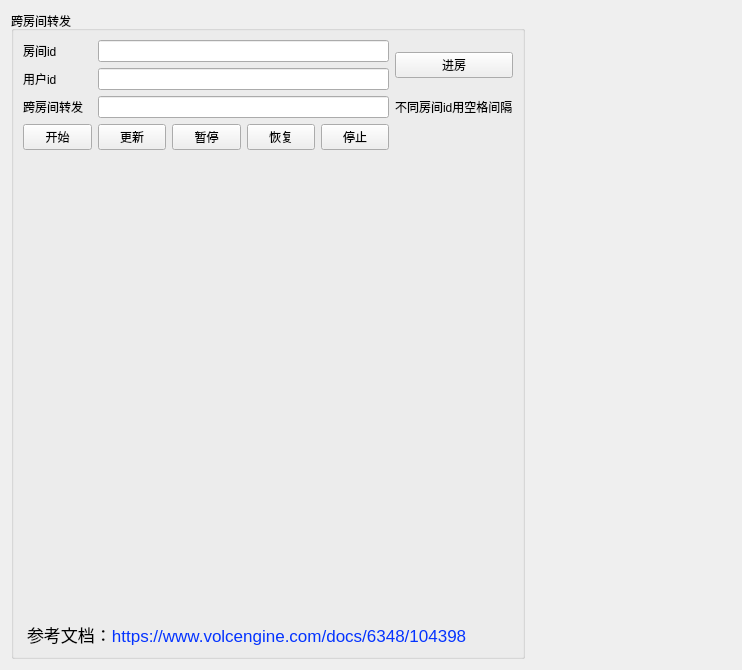
Above: Windows/src/Advanced/CrossRoomPK/CrossRoomPK.ui from volcengine/VolcEngineRTC before the change. Below: the same form after it.
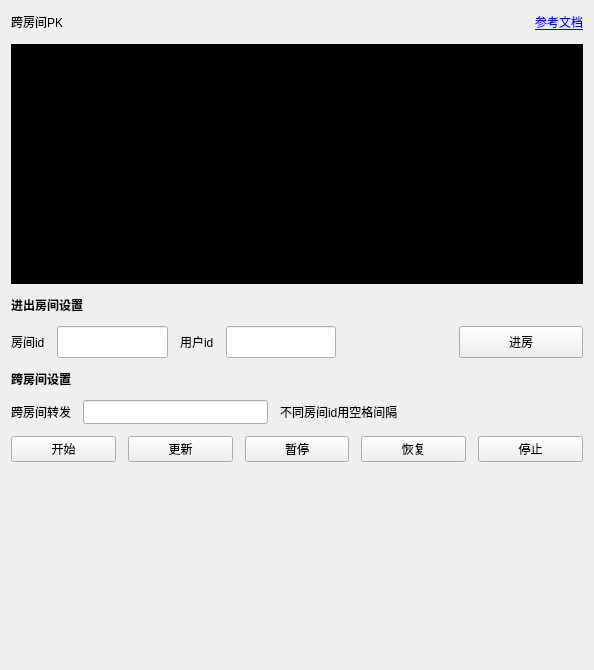
That is the form after the change. Icons and pictures are not drawn. Custom widgets are drawn as their Qt base class.

What changed in the file:
```diff
--- a/Windows/src/Advanced/CrossRoomPK/CrossRoomPK.ui
+++ b/Windows/src/Advanced/CrossRoomPK/CrossRoomPK.ui
@@ -6,127 +6,352 @@
    <rect>
     <x>0</x>
     <y>0</y>
-    <width>742</width>
+    <width>594</width>
     <height>670</height>
    </rect>
   </property>
   <property name="windowTitle">
    <string>Form</string>
   </property>
-  <layout class="QVBoxLayout" name="verticalLayout_2">
+  <layout class="QVBoxLayout" name="verticalLayout">
+   <property name="spacing">
+    <number>12</number>
+   </property>
+   <property name="topMargin">
+    <number>12</number>
+   </property>
+   <property name="bottomMargin">
+    <number>12</number>
+   </property>
    <item>
+    <layout class="QHBoxLayout" name="horizontalLayout_2">
+     <item>
+      <widget class="QLabel" name="label_title">
+       <property name="text">
+        <string>跨房间PK</string>
+       </property>
+      </widget>
+     </item>
+     <item>
+      <spacer name="horizontalSpacer_3">
+       <property name="orientation">
+        <enum>Qt::Horizontal</enum>
+       </property>
+       <property name="sizeHint" stdset="0">
+        <size>
+         <width>40</width>
+         <height>20</height>
+        </size>
+       </property>
+      </spacer>
+     </item>
+     <item>
+      <widget class="QLabel" name="label_6">
+       <property name="minimumSize">
+        <size>
+         <width>18</width>
+         <height>18</height>
+        </size>
+       </property>
+       <property name="maximumSize">
+        <size>
+         <width>18</width>
+         <height>18</height>
+        </size>
+       </property>
+       <property name="text">
+        <string/>
+       </property>
+       <property name="pixmap">
+        <pixmap resource="../../../resources.qrc">:/img/Resources/ui/document.png</pixmap>
+       </property>
+       <property name="scaledContents">
+        <bool>true</bool>
+       </property>
+      </widget>
+     </item>
+     <item>
+      <widget class="QLabel" name="label_5">
+       <property name="text">
+        <string>&lt;a href=&quot;https://www.volcengine.com/docs/6348/104398&quot;&gt;参考文档</string>
+       </property>
+       <property name="openExternalLinks">
+        <bool>true</bool>
+       </property>
+      </widget>
+     </item>
+    </layout>
+   </item>
+   <item>
+    <widget class="QWidget" name="widget_users" native="true">
+     <property name="minimumSize">
+      <size>
+       <width>0</width>
+       <height>0</height>
+      </size>
+     </property>
+     <property name="maximumSize">
+      <size>
+       <width>16777215</width>
+       <height>240</height>
+      </size>
+     </property>
+     <property name="styleSheet">
+      <string notr="true">background-color: rgb(0, 0, 0);</string>
+     </property>
     <layout class="QHBoxLayout" name="horizontalLayout_5">
+      <property name="spacing">
+       <number>0</number>
+      </property>
+      <property name="leftMargin">
+       <number>0</number>
+      </property>
+      <property name="topMargin">
+       <number>0</number>
+      </property>
+      <property name="rightMargin">
+       <number>0</number>
+      </property>
+      <property name="bottomMargin">
+       <number>0</number>
+      </property>
      <item>
-      <widget class="QGroupBox" name="groupBox">
+       <spacer name="horizontalSpacer_4">
+        <property name="orientation">
+         <enum>Qt::Horizontal</enum>
+        </property>
+        <property name="sizeHint" stdset="0">
+         <size>
+          <width>40</width>
+          <height>20</height>
+         </size>
+        </property>
+       </spacer>
+      </item>
+      <item>
+       <widget class="UserWidget" name="widget" native="true">
        <property name="minimumSize">
         <size>
-         <width>500</width>
-         <height>0</height>
-        </size>
-       </property>
-       <property name="title">
-        <string>跨房间转发</string>
-       </property>
-       <layout class="QVBoxLayout" name="verticalLayout_3">
+          <width>300</width>
+          <height>240</height>
+         </size>
+        </property>
+        <property name="maximumSize">
+         <size>
+          <width>300</width>
+          <height>240</height>
+         </size>
+        </property>
+       </widget>
+      </item>
         <item>
-         <layout class="QGridLayout" name="gridLayout">
-          <item row="2" column="1" colspan="4">
-           <widget class="QLineEdit" name="lineEdit_cross">
-            <property name="minimumSize">
+       <spacer name="horizontalSpacer_5">
+        <property name="orientation">
+         <enum>Qt::Horizontal</enum>
+        </property>
+        <property name="sizeHint" stdset="0">
              <size>
-              <width>60</width>
-              <height>0</height>
-             </size>
-            </property>
-           </widget>
-          </item>
-          <item row="0" column="0">
+          <width>40</width>
+          <height>20</height>
+         </size>
+        </property>
+       </spacer>
+      </item>
+     </layout>
+    </widget>
+   </item>
+   <item>
+    <widget class="QLabel" name="label_t1">
+     <property name="font">
+      <font>
+       <bold>true</bold>
+      </font>
+     </property>
+     <property name="text">
+      <string>进出房间设置</string>
+     </property>
+    </widget>
+   </item>
+   <item>
+    <layout class="QHBoxLayout" name="horizontalLayout">
+     <item>
            <widget class="QLabel" name="label">
             <property name="text">
              <string>房间id</string>
             </property>
            </widget>
           </item>
-          <item row="2" column="5" colspan="2">
-           <widget class="QLabel" name="label_4">
-            <property name="text">
-             <string>不同房间id用空格间隔</string>
+     <item>
+      <widget class="QLineEdit" name="lineEdit_room">
+       <property name="minimumSize">
+        <size>
+         <width>60</width>
+         <height>32</height>
+        </size>
+       </property>
+       <property name="maximumSize">
+        <size>
+         <width>16777215</width>
+         <height>32</height>
+        </size>
             </property>
            </widget>
           </item>
-          <item row="1" column="0">
+     <item>
            <widget class="QLabel" name="label_2">
             <property name="text">
              <string>用户id</string>
             </property>
            </widget>
           </item>
-          <item row="2" column="0">
+     <item>
+      <widget class="QLineEdit" name="lineEdit_uid">
+       <property name="minimumSize">
+        <size>
+         <width>0</width>
+         <height>32</height>
+        </size>
+       </property>
+       <property name="maximumSize">
+        <size>
+         <width>16777215</width>
+         <height>32</height>
+        </size>
+       </property>
+      </widget>
+     </item>
+     <item>
+      <spacer name="horizontalSpacer">
+       <property name="orientation">
+        <enum>Qt::Horizontal</enum>
+       </property>
+       <property name="sizeHint" stdset="0">
+        <size>
+         <width>40</width>
+         <height>20</height>
+        </size>
+       </property>
+      </spacer>
+     </item>
+     <item>
+      <widget class="QPushButton" name="btn_join1">
+       <property name="minimumSize">
+        <size>
+         <width>124</width>
+         <height>32</height>
+        </size>
+       </property>
+       <property name="maximumSize">
+        <size>
+         <width>124</width>
+         <height>32</height>
+        </size>
+       </property>
+       <property name="text">
+        <string>进房</string>
+       </property>
+      </widget>
+     </item>
+    </layout>
+   </item>
+   <item>
+    <widget class="QLabel" name="label_t2">
+     <property name="font">
+      <font>
+       <bold>true</bold>
+      </font>
+     </property>
+     <property name="text">
+      <string>跨房间设置</string>
+     </property>
+    </widget>
+   </item>
+   <item>
+    <layout class="QHBoxLayout" name="horizontalLayout_3">
+     <item>
            <widget class="QLabel" name="label_3">
             <property name="text">
              <string>跨房间转发</string>
             </property>
            </widget>
           </item>
-          <item row="0" column="1" colspan="4">
-           <widget class="QLineEdit" name="lineEdit_room">
+     <item>
+      <widget class="QLineEdit" name="lineEdit_cross">
             <property name="minimumSize">
              <size>
               <width>60</width>
-              <height>0</height>
-             </size>
-            </property>
-           </widget>
-          </item>
-          <item row="1" column="1" colspan="4">
-           <widget class="QLineEdit" name="lineEdit_uid"/>
-          </item>
-          <item row="3" column="0">
+         <height>24</height>
+        </size>
+       </property>
+       <property name="maximumSize">
+        <size>
+         <width>16777215</width>
+         <height>24</height>
+        </size>
+       </property>
+      </widget>
+     </item>
+     <item>
+      <widget class="QLabel" name="label_4">
+       <property name="text">
+        <string>不同房间id用空格间隔</string>
+       </property>
+      </widget>
+     </item>
+     <item>
+      <spacer name="horizontalSpacer_2">
+       <property name="orientation">
+        <enum>Qt::Horizontal</enum>
+       </property>
+       <property name="sizeHint" stdset="0">
+        <size>
+         <width>40</width>
+         <height>20</height>
+        </size>
+       </property>
+      </spacer>
+     </item>
+    </layout>
+   </item>
+   <item>
+    <layout class="QHBoxLayout" name="horizontalLayout_4">
+     <item>
            <widget class="QPushButton" name="btn_cross_start">
             <property name="text">
              <string>开始</string>
             </property>
            </widget>
           </item>
-          <item row="3" column="1">
+     <item>
            <widget class="QPushButton" name="btn_cross_update">
             <property name="text">
              <string>更新</string>
             </property>
            </widget>
           </item>
-          <item row="3" column="2">
+     <item>
            <widget class="QPushButton" name="btn_cross_pause">
             <property name="text">
              <string>暂停</string>
             </property>
            </widget>
           </item>
-          <item row="3" column="3">
+     <item>
            <widget class="QPushButton" name="btn_cross_resume">
             <property name="text">
              <string>恢复</string>
             </property>
            </widget>
           </item>
-          <item row="3" column="4">
+     <item>
            <widget class="QPushButton" name="btn_cross_stop">
             <property name="text">
              <string>停止</string>
             </property>
            </widget>
           </item>
-          <item row="0" column="5" rowspan="2" colspan="2">
-           <widget class="QPushButton" name="btn_join1">
-            <property name="text">
-             <string>进房</string>
-            </property>
-           </widget>
-          </item>
-         </layout>
-        </item>
-        <item>
-         <layout class="QVBoxLayout" name="verticalLayout">
+    </layout>
+   </item>
           <item>
            <spacer name="verticalSpacer">
             <property name="orientation">
@@ -140,120 +365,6 @@
             </property>
            </spacer>
           </item>
-          <item>
-           <layout class="QHBoxLayout" name="horizontalLayout">
-            <item>
-             <spacer name="horizontalSpacer">
-              <property name="orientation">
-               <enum>Qt::Horizontal</enum>
-              </property>
-              <property name="sizeHint" stdset="0">
-               <size>
-                <width>40</width>
-                <height>20</height>
-               </size>
-              </property>
-             </spacer>
-            </item>
-            <item>
-             <widget class="UserWidget" name="widget" native="true">
-              <property name="minimumSize">
-               <size>
-                <width>400</width>
-                <height>400</height>
-               </size>
-              </property>
-              <property name="maximumSize">
-               <size>
-                <width>400</width>
-                <height>400</height>
-               </size>
-              </property>
-             </widget>
-            </item>
-            <item>
-             <spacer name="horizontalSpacer_2">
-              <property name="orientation">
-               <enum>Qt::Horizontal</enum>
-              </property>
-              <property name="sizeHint" stdset="0">
-               <size>
-                <width>40</width>
-                <height>20</height>
-               </size>
-              </property>
-             </spacer>
-            </item>
-           </layout>
-          </item>
-          <item>
-           <spacer name="verticalSpacer_2">
-            <property name="orientation">
-             <enum>Qt::Vertical</enum>
-            </property>
-            <property name="sizeHint" stdset="0">
-             <size>
-              <width>20</width>
-              <height>40</height>
-             </size>
-            </property>
-           </spacer>
-          </item>
-          <item>
-           <widget class="QTextEdit" name="textEdit">
-            <property name="maximumSize">
-             <size>
-              <width>16777215</width>
-              <height>20</height>
-             </size>
-            </property>
-            <property name="styleSheet">
-             <string notr="true">background-color: transparent;</string>
-            </property>
-            <property name="frameShape">
-             <enum>QFrame::NoFrame</enum>
-            </property>
-            <property name="verticalScrollBarPolicy">
-             <enum>Qt::ScrollBarAlwaysOff</enum>
-            </property>
-            <property name="horizontalScrollBarPolicy">
-             <enum>Qt::ScrollBarAlwaysOff</enum>
-            </property>
-            <property name="html">
-             <string>&lt;!DOCTYPE HTML PUBLIC &quot;-//W3C//DTD HTML 4.0//EN&quot; &quot;http://www.w3.org/TR/REC-html40/strict.dtd&quot;&gt;
-&lt;html&gt;&lt;head&gt;&lt;meta name=&quot;qrichtext&quot; content=&quot;1&quot; /&gt;&lt;meta charset=&quot;utf-8&quot; /&gt;&lt;style type=&quot;text/css&quot;&gt;
-p, li { white-space: pre-wrap; }
-hr { height: 1px; border-width: 0; }
-li.unchecked::marker { content: &quot;\2610&quot;; }
-li.checked::marker { content: &quot;\2612&quot;; }
-&lt;/style&gt;&lt;/head&gt;&lt;body style=&quot; font-family:'.AppleSystemUIFont'; font-size:13pt; font-weight:400; font-style:normal;&quot;&gt;
-&lt;p style=&quot; margin-top:0px; margin-bottom:0px; margin-left:0px; margin-right:0px; -qt-block-indent:0; text-indent:0px;&quot;&gt;参考文档：&lt;span style=&quot; color:#0433ff;&quot;&gt;https://www.volcengine.com/docs/6348/104398&lt;/span&gt;&lt;/p&gt;&lt;/body&gt;&lt;/html&gt;</string>
-            </property>
-           </widget>
-          </item>
-         </layout>
-        </item>
-       </layout>
-      </widget>
-     </item>
-     <item>
-      <widget class="LogWidget" name="widget_log1" native="true">
-       <property name="minimumSize">
-        <size>
-         <width>200</width>
-         <height>0</height>
-        </size>
-       </property>
-       <property name="maximumSize">
-        <size>
-         <width>16777215</width>
-         <height>16777215</height>
-        </size>
-       </property>
-      </widget>
-     </item>
-    </layout>
-   </item>
   </layout>
  </widget>
  <customwidgets>
@@ -263,12 +374,6 @@
    <header>UserWidget.h</header>
    <container>1</container>
   </customwidget>
-  <customwidget>
-   <class>LogWidget</class>
-   <extends>QWidget</extends>
-   <header location="global">LogWidget.h</header>
-   <container>1</container>
-  </customwidget>
  </customwidgets>
  <resources/>
  <connections/>
```
Left out of the diff: 4 changed lines with no effect on the pictures. Lines whose indentation alone changed are shown as unchanged.
